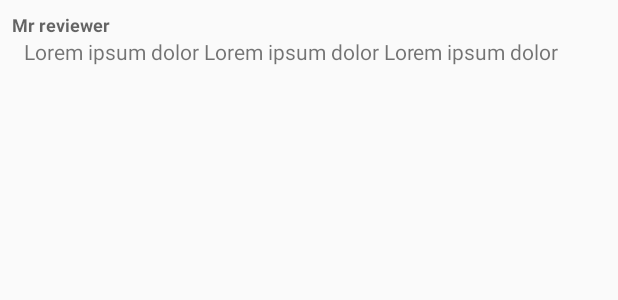
After one commit to piscies/popular-movies, an Android app: the layout review_list_item.xml on its own in the app's theme, with its tools: preview values and no code run, on a phone screen of 412 x 824 dp. The commit adds this screen. Shown: the top 300 px of the screen. Run offline under Robolectric (Android 15) with nearby library versions, the phone set to English and light mode, and no system bars.

Commit message:
Adding Review Viewing functionality

```diff
--- a/app/src/main/res/layout/activity_movie_details.xml
+++ b/app/src/main/res/layout/activity_movie_details.xml
@@ -110,5 +110,11 @@
             android:layout_width="match_parent"
             android:layout_height="wrap_content"
             android:orientation="vertical" />
+
+        <android.support.v7.widget.RecyclerView
+            android:id="@+id/rv_reviews"
+            android:layout_width="match_parent"
+            android:layout_height="wrap_content"
+            android:orientation="vertical" />
     </LinearLayout>
 </ScrollView>
--- /dev/null
+++ b/app/src/main/res/layout/review_list_item.xml
@@ -0,0 +1,32 @@
+<?xml version="1.0" encoding="utf-8"?>
+<android.support.constraint.ConstraintLayout
+    xmlns:android="http://schemas.android.com/apk/res/android"
+    xmlns:app="http://schemas.android.com/apk/res-auto"
+    xmlns:tools="http://schemas.android.com/tools"
+    android:layout_width="match_parent"
+    android:layout_height="wrap_content">
+
+    <TextView
+        android:id="@+id/tv_review_author"
+        android:layout_width="wrap_content"
+        android:layout_height="wrap_content"
+        android:layout_marginStart="8dp"
+        android:layout_marginLeft="8dp"
+        android:layout_marginTop="8dp"
+        tools:text="Mr reviewer"
+        app:layout_constraintStart_toStartOf="parent"
+        app:layout_constraintTop_toTopOf="parent"
+        android:textAppearance="@style/TextAppearance.AppCompat.Caption"
+        android:textStyle="bold"/>
+
+    <TextView
+        android:id="@+id/tv_review_text"
+        android:layout_width="wrap_content"
+        android:layout_height="wrap_content"
+        android:layout_marginStart="8dp"
+        android:layout_marginLeft="8dp"
+        tools:text="Lorem ipsum dolor Lorem ipsum dolor Lorem ipsum dolor "
+        app:layout_constraintStart_toStartOf="@+id/tv_review_author"
+        app:layout_constraintTop_toBottomOf="@+id/tv_review_author"
+        android:textAppearance="@style/TextAppearance.AppCompat.Small"/>
+</android.support.constraint.ConstraintLayout>
```
Also changed, not shown: app/src/main/java/br/com/marcosaraiva/popularmovies/AsyncTasks/FetchReviewsFromMoviesDb_Task.java (added, +75 -0 lines), app/src/main/java/br/com/marcosaraiva/popularmovies/Model/Review.java (added, +36 -0 lines), app/src/main/java/br/com/marcosaraiva/popularmovies/MovieDetailsActivity.java (+52 -13 lines), app/src/main/java/br/com/marcosaraiva/popularmovies/ReviewListAdapter.java (added, +100 -0 lines), app/src/main/java/br/com/marcosaraiva/popularmovies/Utilities/MovieDbUtilities.java (+53 -2 lines).
